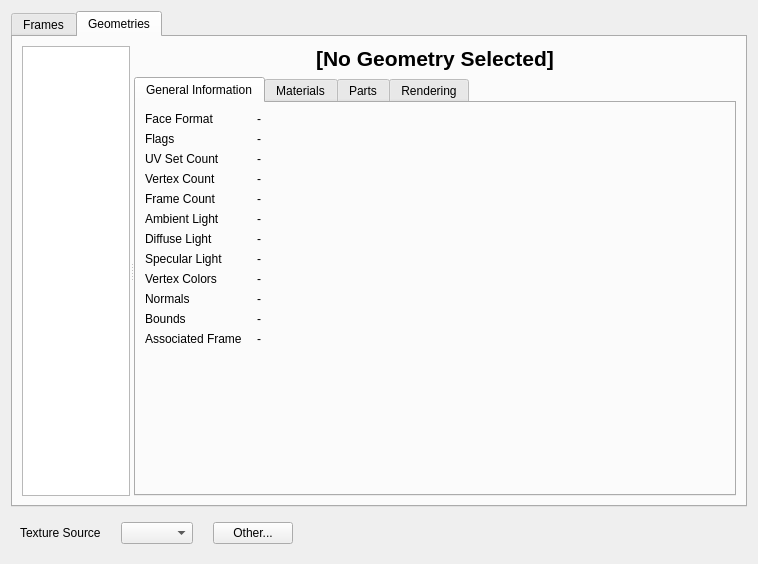
Qt form src/gtatools-gui/src/src/formats/dff/DFFWidget.ui (alemariusnexus/gtatools) before a commit.
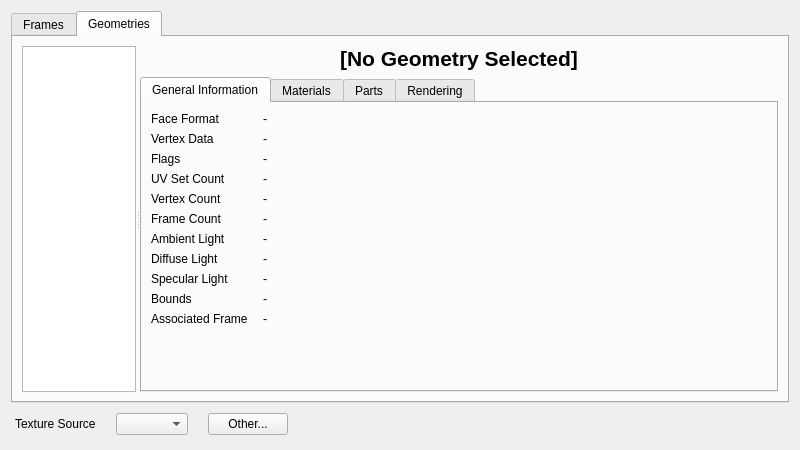
The same form after that commit. The open tabs and pages were chosen to show the change.

```diff
--- a/src/gtatools-gui/src/src/formats/dff/DFFWidget.ui
+++ b/src/gtatools-gui/src/src/formats/dff/DFFWidget.ui
@@ -6,16 +6,22 @@
    <rect>
     <x>0</x>
     <y>0</y>
-    <width>758</width>
-    <height>564</height>
+    <width>800</width>
+    <height>450</height>
    </rect>
   </property>
   <property name="windowTitle">
    <string notr="true">XXX</string>
   </property>
-  <layout class="QVBoxLayout" name="verticalLayout">
+  <layout class="QVBoxLayout" name="mainLayout">
    <item>
     <widget class="QTabWidget" name="mainTabber">
+     <property name="sizePolicy">
+      <sizepolicy hsizetype="Expanding" vsizetype="Expanding">
+       <horstretch>0</horstretch>
+       <verstretch>1</verstretch>
+      </sizepolicy>
+     </property>
      <property name="currentIndex">
       <number>0</number>
      </property>
@@ -212,160 +218,146 @@
                  </property>
                 </widget>
                </item>
-               <item row="1" column="0">
+               <item row="2" column="0">
                 <widget class="QLabel" name="label_3">
                  <property name="text">
                   <string>Flags</string>
                  </property>
                 </widget>
                </item>
-               <item row="1" column="1">
+               <item row="2" column="1">
                 <widget class="QLabel" name="geometryFlagsLabel">
                  <property name="text">
                   <string notr="true">-</string>
                  </property>
                 </widget>
                </item>
-               <item row="2" column="0">
+               <item row="3" column="0">
                 <widget class="QLabel" name="label_8">
                  <property name="text">
                   <string>UV Set Count</string>
                  </property>
                 </widget>
                </item>
-               <item row="2" column="1">
+               <item row="3" column="1">
                 <widget class="QLabel" name="geometryUVSetCountLabel">
                  <property name="text">
                   <string notr="true">-</string>
                  </property>
                 </widget>
                </item>
-               <item row="3" column="0">
+               <item row="4" column="0">
                 <widget class="QLabel" name="label_10">
                  <property name="text">
                   <string>Vertex Count</string>
                  </property>
                 </widget>
                </item>
-               <item row="3" column="1">
+               <item row="4" column="1">
                 <widget class="QLabel" name="geometryVertexCountLabel">
                  <property name="text">
                   <string notr="true">-</string>
                  </property>
                 </widget>
                </item>
-               <item row="4" column="0">
+               <item row="5" column="0">
                 <widget class="QLabel" name="label_12">
                  <property name="text">
                   <string>Frame Count</string>
                  </property>
                 </widget>
                </item>
-               <item row="4" column="1">
+               <item row="5" column="1">
                 <widget class="QLabel" name="geometryFrameCountLabel">
                  <property name="text">
                   <string notr="true">-</string>
                  </property>
                 </widget>
                </item>
-               <item row="5" column="0">
+               <item row="6" column="0">
                 <widget class="QLabel" name="label_14">
                  <property name="text">
                   <string>Ambient Light</string>
                  </property>
                 </widget>
                </item>
-               <item row="5" column="1">
+               <item row="6" column="1">
                 <widget class="QLabel" name="geometryAmbientLightLabel">
                  <property name="text">
                   <string notr="true">-</string>
                  </property>
                 </widget>
                </item>
-               <item row="6" column="0">
+               <item row="7" column="0">
                 <widget class="QLabel" name="label_16">
                  <property name="text">
                   <string>Diffuse Light</string>
                  </property>
                 </widget>
                </item>
-               <item row="6" column="1">
+               <item row="7" column="1">
                 <widget class="QLabel" name="geometryDiffuseLightLabel">
                  <property name="text">
                   <string notr="true">-</string>
                  </property>
                 </widget>
                </item>
-               <item row="7" column="0">
+               <item row="8" column="0">
                 <widget class="QLabel" name="label_18">
                  <property name="text">
                   <string>Specular Light</string>
                  </property>
                 </widget>
                </item>
-               <item row="7" column="1">
-                <widget class="QLabel" name="geometrySpecularLightLabel">
-                 <property name="text">
-                  <string notr="true">-</string>
-                 </property>
-                </widget>
-               </item>
-               <item row="8" column="0">
-                <widget class="QLabel" name="label_20">
-                 <property name="text">
-                  <string>Vertex Colors</string>
-                 </property>
-                </widget>
-               </item>
                <item row="8" column="1">
-                <widget class="QLabel" name="geometryVertexColorsLabel">
+                <widget class="QLabel" name="geometrySpecularLightLabel">
                  <property name="text">
                   <string notr="true">-</string>
                  </property>
                 </widget>
                </item>
                <item row="9" column="0">
-                <widget class="QLabel" name="label_22">
-                 <property name="text">
-                  <string>Normals</string>
-                 </property>
-                </widget>
-               </item>
-               <item row="9" column="1">
-                <widget class="QLabel" name="geometryNormalsLabel">
-                 <property name="text">
-                  <string notr="true">-</string>
-                 </property>
-                </widget>
-               </item>
-               <item row="10" column="0">
                 <widget class="QLabel" name="label_24">
                  <property name="text">
                   <string>Bounds</string>
                  </property>
                 </widget>
                </item>
-               <item row="10" column="1">
+               <item row="9" column="1">
                 <widget class="QLabel" name="geometryBoundsLabel">
                  <property name="text">
                   <string notr="true">-</string>
                  </property>
                 </widget>
                </item>
-               <item row="11" column="0">
+               <item row="10" column="0">
                 <widget class="QLabel" name="label_30">
                  <property name="text">
                   <string>Associated Frame</string>
                  </property>
                 </widget>
                </item>
-               <item row="11" column="1">
+               <item row="10" column="1">
                 <widget class="QLabel" name="geometryFrameLabel">
                  <property name="text">
                   <string notr="true">-</string>
                  </property>
                 </widget>
                </item>
+               <item row="1" column="0">
+                <widget class="QLabel" name="label_20">
+                 <property name="text">
+                  <string>Vertex Data</string>
+                 </property>
+                </widget>
+               </item>
+               <item row="1" column="1">
+                <widget class="QLabel" name="geometryVdataLabel">
+                 <property name="text">
+                  <string notr="true">-</string>
+                 </property>
+                </widget>
+               </item>
               </layout>
              </widget>
              <widget class="QWidget" name="tab_5">
@@ -685,11 +677,20 @@
     </widget>
    </item>
    <item>
-    <widget class="QWidget" name="widget_6" native="true">
+    <widget class="QWidget" name="texSourceWidget" native="true">
+     <layout class="QVBoxLayout" name="verticalLayout">
+      <property name="margin">
+       <number>0</number>
+      </property>
+      <item>
+       <widget class="QWidget" name="texSourceSubWidget" native="true">
      <layout class="QHBoxLayout" name="horizontalLayout_8">
       <property name="spacing">
        <number>20</number>
       </property>
+         <property name="margin">
+          <number>4</number>
+         </property>
       <item>
        <widget class="QLabel" name="label_13">
         <property name="text">
@@ -721,8 +722,24 @@
         </property>
         <property name="sizeHint" stdset="0">
          <size>
-          <width>40</width>
-          <height>20</height>
+             <width>0</width>
+             <height>0</height>
+            </size>
+           </property>
+          </spacer>
+         </item>
+        </layout>
+       </widget>
+      </item>
+      <item>
+       <spacer name="verticalSpacer">
+        <property name="orientation">
+         <enum>Qt::Vertical</enum>
+        </property>
+        <property name="sizeHint" stdset="0">
+         <size>
+          <width>20</width>
+          <height>0</height>
          </size>
         </property>
        </spacer>
```
Left out of the diff: 4 changed lines with no effect on the pictures. Lines whose indentation alone changed are shown as unchanged.
